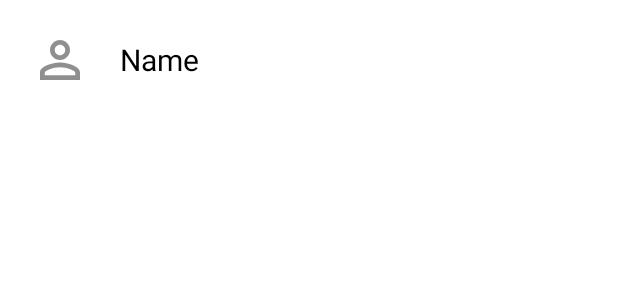
After one commit to visakhc/biogram, an Android app: the layout search_list_layout.xml on its own in the app's theme, with its tools: preview values and no code run, on a phone screen of 412 x 824 dp. The commit adds this screen. Shown: the top 300 px of the screen. Run offline under Robolectric (Android 15) with nearby library versions, the phone set to English and light mode, and no system bars; Roboto replaces fonts that are not available here.

Commit message:
search working

```diff
--- a/app/build.gradle
+++ b/app/build.gradle
@@ -50,11 +50,15 @@ dependencies {
     implementation 'androidx.recyclerview:recyclerview:1.2.1'
     implementation 'androidx.cardview:cardview:1.0.0'
     implementation 'com.android.support:design:28.0.0-beta01'
+    implementation 'androidx.browser:browser:1.3.0'
+
     implementation platform('com.google.firebase:firebase-bom:28.4.2')
   implementation 'com.google.firebase:firebase-database'
-    implementation 'androidx.browser:browser:1.3.0'
+
     // FirebaseUI for Firebase Realtime Database
     implementation 'com.firebaseui:firebase-ui-database:8.0.0'
 
+    implementation 'com.github.bumptech.glide:glide:4.12.0'
+    annotationProcessor 'com.github.bumptech.glide:compiler:4.12.0'
 
 }
--- a/app/src/main/AndroidManifest.xml
+++ b/app/src/main/AndroidManifest.xml
@@ -15,6 +15,9 @@
         android:supportsRtl="true"
         android:theme="@style/Theme.Biogram"
         android:usesCleartextTraffic="true">
+        <activity
+            android:name=".SearchActivity"
+            android:exported="true" />
         <activity
             android:name=".search"
             android:exported="true" />
--- a/app/src/main/java/com/biogram/MainActivity.java
+++ b/app/src/main/java/com/biogram/MainActivity.java
@@ -223,7 +223,7 @@ namemailnumset();
             public void onDataChange(@NonNull DataSnapshot snapshot) {
                 String fbid= Objects.requireNonNull(snapshot.getValue()).toString();
                 if(fbid.isEmpty()){
-                    Toast.makeText(getApplicationContext(),"woah...darkmatter is here...., but where's fb",Toast.LENGTH_SHORT).show();
+                    Toast.makeText(getApplicationContext(),"woah...founf darkmatter........., but where's fb",Toast.LENGTH_SHORT).show();
                     return;
                 }
                 String url = "https://www.facebook.com/"+fbid;
--- /dev/null
+++ b/app/src/main/res/drawable/person_outline.xml
@@ -0,0 +1,5 @@
+<vector android:height="50dp" android:tint="#8F8F8F"
+    android:viewportHeight="24" android:viewportWidth="24"
+    android:width="50dp" xmlns:android="http://schemas.android.com/apk/res/android">
+    <path android:fillColor="@android:color/white" android:pathData="M12,5.9c1.16,0 2.1,0.94 2.1,2.1s-0.94,2.1 -2.1,2.1S9.9,9.16 9.9,8s0.94,-2.1 2.1,-2.1m0,9c2.97,0 6.1,1.46 6.1,2.1v1.1L5.9,18.1L5.9,17c0,-0.64 3.13,-2.1 6.1,-2.1M12,4C9.79,4 8,5.79 8,8s1.79,4 4,4 4,-1.79 4,-4 -1.79,-4 -4,-4zM12,13c-2.67,0 -8,1.34 -8,4v3h16v-3c0,-2.66 -5.33,-4 -8,-4z"/>
+</vector>
--- /dev/null
+++ b/app/src/main/res/layout/search_list_layout.xml
@@ -0,0 +1,28 @@
+<RelativeLayout xmlns:android="http://schemas.android.com/apk/res/android"
+    xmlns:app="http://schemas.android.com/apk/res-auto"
+    android:layout_width="match_parent"
+    android:layout_height="wrap_content">
+<FrameLayout
+    android:layout_height="wrap_content"
+    android:layout_width="match_parent"
+    >
+
+    <ImageView
+        android:id="@+id/profile_image"
+        android:layout_width="40dp"
+        android:layout_height="40dp"
+        android:src="@drawable/person_outline"
+        android:layout_marginStart="20dp"
+        android:layout_marginVertical="20dp"/>
+
+    <TextView
+        android:id="@+id/name"
+        android:layout_width="wrap_content"
+        android:layout_height="wrap_content"
+        android:layout_marginStart="80dp"
+        android:text="Name"
+        android:layout_gravity="center_vertical"
+        android:textColor="@color/black"
+        android:textSize="20sp" />
+</FrameLayout>
+</RelativeLayout>
```
Also changed, not shown: app/src/main/java/com/biogram/SearchActivity.java (added, +119 -0 lines), app/src/main/java/com/biogram/Users.java (+16 -16 lines), app/src/main/java/com/biogram/UsersViewHolder.java (deleted, +0 -17 lines), app/src/main/java/com/biogram/login.java (+8 -3 lines), app/src/main/java/com/biogram/test.java (+4 -72 lines), app/src/main/res/layout/activity_search2.xml (added, +43 -0 lines), app/src/main/res/layout/list_layout.xml (deleted, +0 -43 lines).
